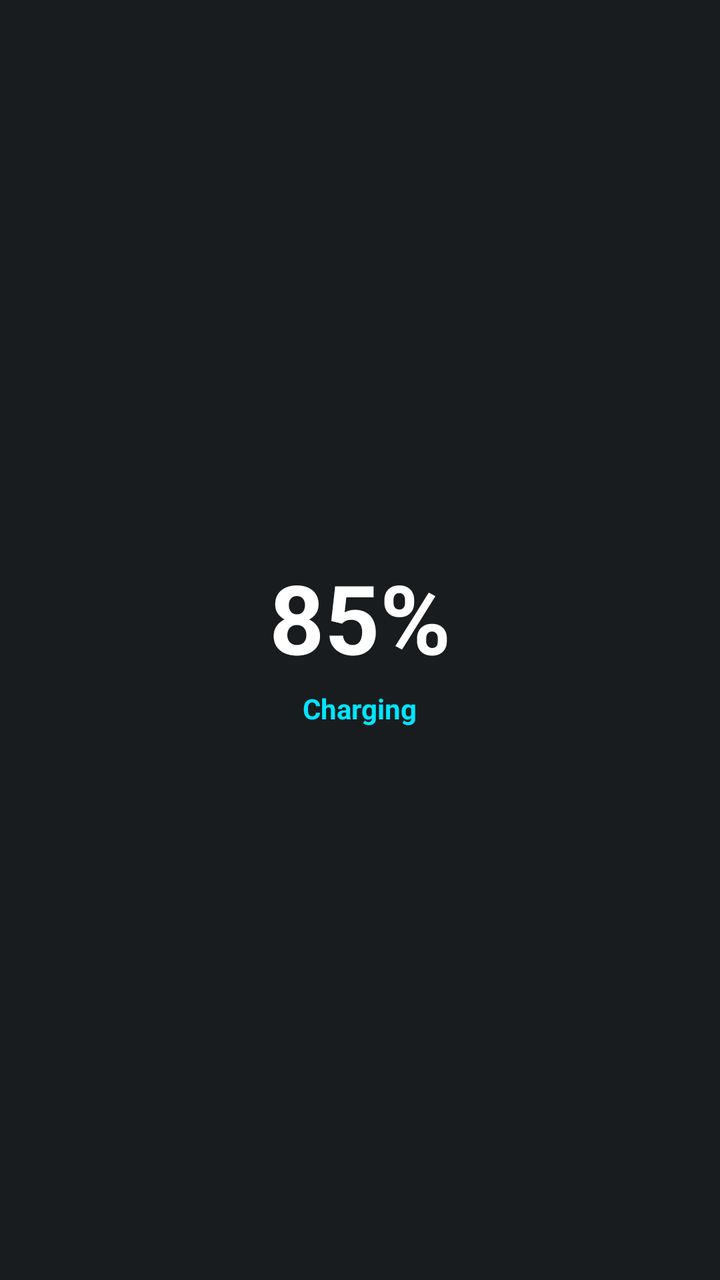
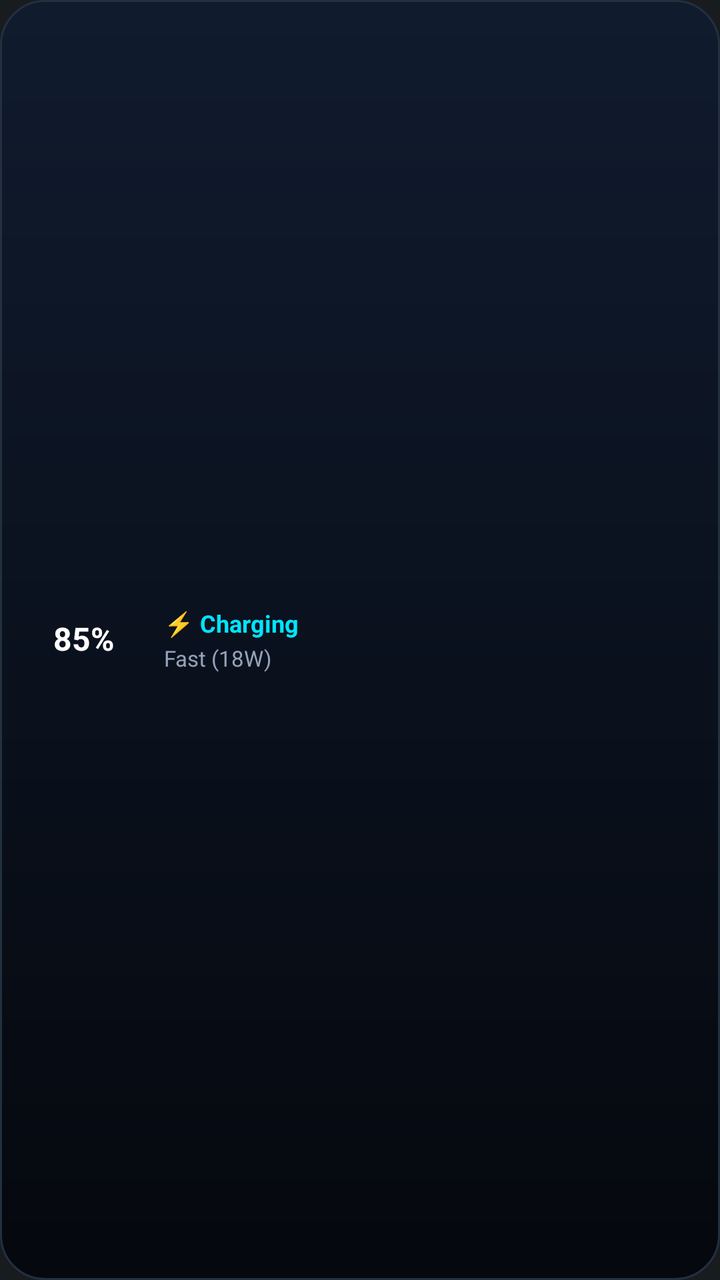

Before-and-after screenshots of an Android layout around one commit, followed by the original layout XML and the change that was made.
<!-- AndroidManifest.xml: application theme Theme.MyApplication -->
<!-- res/layout/widget_compact.xml -->
<?xml version="1.0" encoding="utf-8"?>
<LinearLayout xmlns:android="http://schemas.android.com/apk/res/android"
    android:id="@+id/widget_root"
    android:layout_width="match_parent"
    android:layout_height="match_parent"
    android:orientation="vertical"
    android:gravity="center"
    android:padding="16dp">

    <TextView
        android:id="@+id/widget_level"
        android:layout_width="wrap_content"
        android:layout_height="wrap_content"
        android:text="@string/widget_level_placeholder"
        android:textColor="#FFFFFF"
        android:textSize="48sp"
        android:textStyle="bold" />

    <TextView
        android:id="@+id/widget_status"
        android:layout_width="wrap_content"
        android:layout_height="wrap_content"
        android:layout_marginTop="4dp"
        android:text="@string/widget_status_charging"
        android:textColor="#00E5FF"
        android:textSize="14sp"
        android:textStyle="bold" />

</LinearLayout>
<!-- resources referenced by this layout -->
<resources>
  <string name="widget_level_placeholder">85%</string>
  <string name="widget_status_charging">Charging</string>
  <style name="Theme.MyApplication" parent="android:Theme.DeviceDefault.NoActionBar" />
</resources>

<!-- the commit's change to res/layout/widget_compact.xml (unified diff, before → after) -->
@@ -3,27 +3,63 @@
     android:id="@+id/widget_root"
     android:layout_width="match_parent"
     android:layout_height="match_parent"
-    android:orientation="vertical"
-    android:gravity="center"
-    android:padding="16dp">
+    android:background="@drawable/widget_bg_dark"
+    android:gravity="center_vertical"
+    android:orientation="horizontal"
+    android:padding="12dp">
 
-    <TextView
-        android:id="@+id/widget_level"
-        android:layout_width="wrap_content"
+    <FrameLayout
+        android:layout_width="60dp"
+        android:layout_height="60dp">
+
+        <ImageView
+            android:id="@+id/widget_ring"
+            android:layout_width="match_parent"
+            android:layout_height="match_parent"
+            android:contentDescription="@null"
+            android:scaleType="fitXY" />
+
+        <TextView
+            android:id="@+id/widget_level"
+            android:layout_width="wrap_content"
+            android:layout_height="wrap_content"
+            android:layout_gravity="center"
+            android:includeFontPadding="false"
+            android:text="@string/widget_level_placeholder"
+            android:textColor="#FFFFFF"
+            android:textSize="16sp"
+            android:textStyle="bold" />
+    </FrameLayout>
+
+    <LinearLayout
+        android:layout_width="0dp"
         android:layout_height="wrap_content"
-        android:text="@string/widget_level_placeholder"
-        android:textColor="#FFFFFF"
-        android:textSize="48sp"
-        android:textStyle="bold" />
+        android:layout_marginStart="10dp"
+        android:layout_weight="1"
+        android:gravity="center_vertical"
+        android:orientation="vertical">
 
-    <TextView
-        android:id="@+id/widget_status"
-        android:layout_width="wrap_content"
-        android:layout_height="wrap_content"
-        android:layout_marginTop="4dp"
-        android:text="@string/widget_status_charging"
-        android:textColor="#00E5FF"
-        android:textSize="14sp"
-        android:textStyle="bold" />
+        <TextView
+            android:id="@+id/widget_status"
+            android:layout_width="match_parent"
+            android:layout_height="wrap_content"
+            android:ellipsize="end"
+            android:maxLines="1"
+            android:text="@string/widget_status_charging_short"
+            android:textColor="#00E5FF"
+            android:textSize="12sp"
+            android:textStyle="bold" />
+
+        <TextView
+            android:id="@+id/widget_speed"
+            android:layout_width="match_parent"
+            android:layout_height="wrap_content"
+            android:layout_marginTop="2dp"
+            android:ellipsize="end"
+            android:maxLines="1"
+            android:text="@string/widget_speed_placeholder"
+            android:textColor="#94A3B8"
+            android:textSize="11sp" />
+    </LinearLayout>
 
 </LinearLayout>
<!-- resource entries referenced after the edit -->
@@ -1,7 +1,21 @@
 <!-- resources referenced by this layout -->
 <resources>
+  <!-- drawable widget_bg_dark (drawable) -->
+  <?xml version="1.0" encoding="utf-8"?>
+  <shape xmlns:android="http://schemas.android.com/apk/res/android"
+      android:shape="rectangle">
+      <gradient
+          android:angle="270"
+          android:endColor="#05080E"
+          android:startColor="#101B2E" />
+      <corners android:radius="22dp" />
+      <stroke
+          android:width="1dp"
+          android:color="#22303F" />
+  </shape>
   <string name="widget_level_placeholder">85%</string>
-  <string name="widget_status_charging">Charging</string>
+  <string name="widget_speed_placeholder">Fast (18W)</string>
+  <string name="widget_status_charging_short">⚡ Charging</string>
   <style name="Theme.MyApplication" parent="android:Theme.DeviceDefault.NoActionBar" />
 </resources>
 
